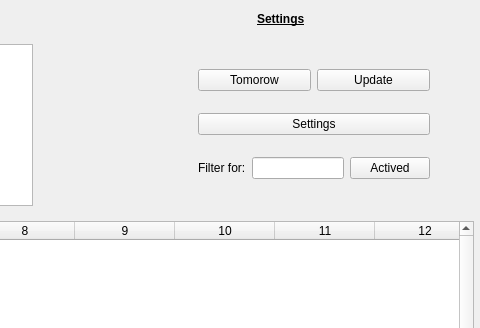
Old version of the form designer/mainwindow.ui in the repository Lin2D2/IServ-Manager; both pictures show x 735 to 1215 and y 0 to 328 of the 1215 by 703 pixel window.
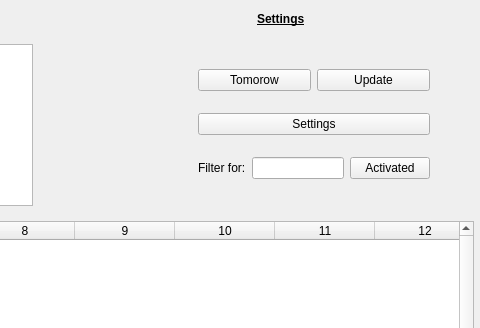
New version of the form. Icons and pictures are not drawn.

Commit message: first step to filter

Patch:
```diff
--- a/designer/mainwindow.ui
+++ b/designer/mainwindow.ui
@@ -303,7 +303,10 @@
             <item>
              <widget class="QPushButton" name="pushButton_accept_line">
               <property name="text">
-               <string>Actived</string>
+               <string>Activated</string>
+              </property>
+              <property name="checkable">
+               <bool>true</bool>
               </property>
              </widget>
             </item>
```
The commit also changes 2 other files.
